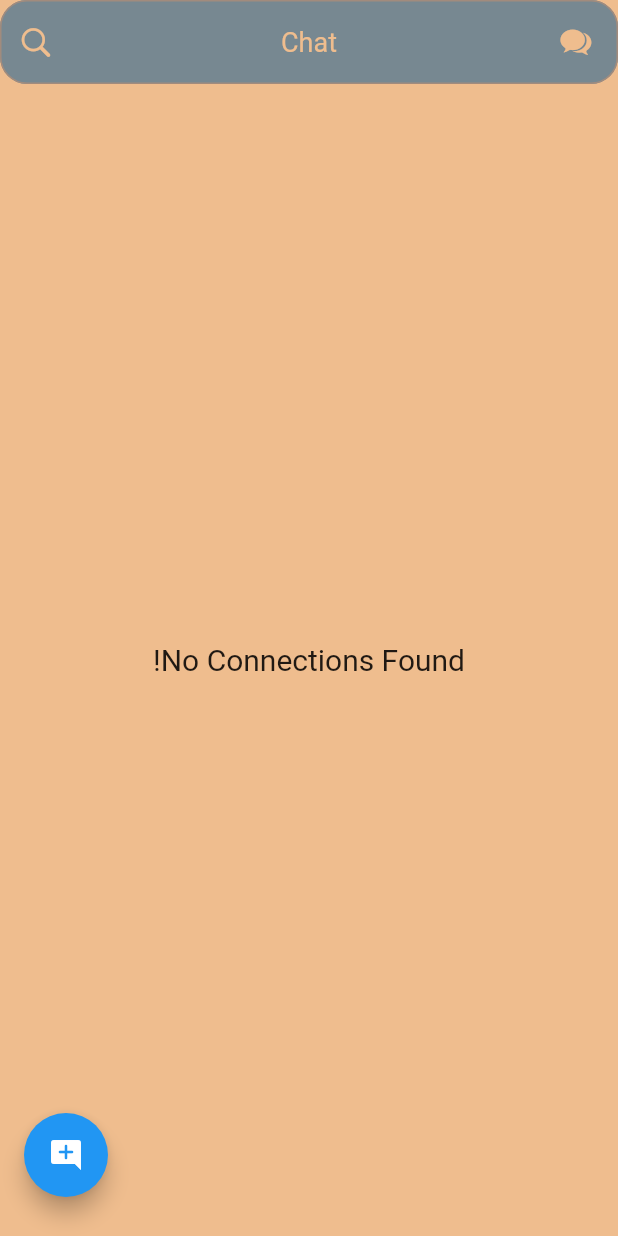
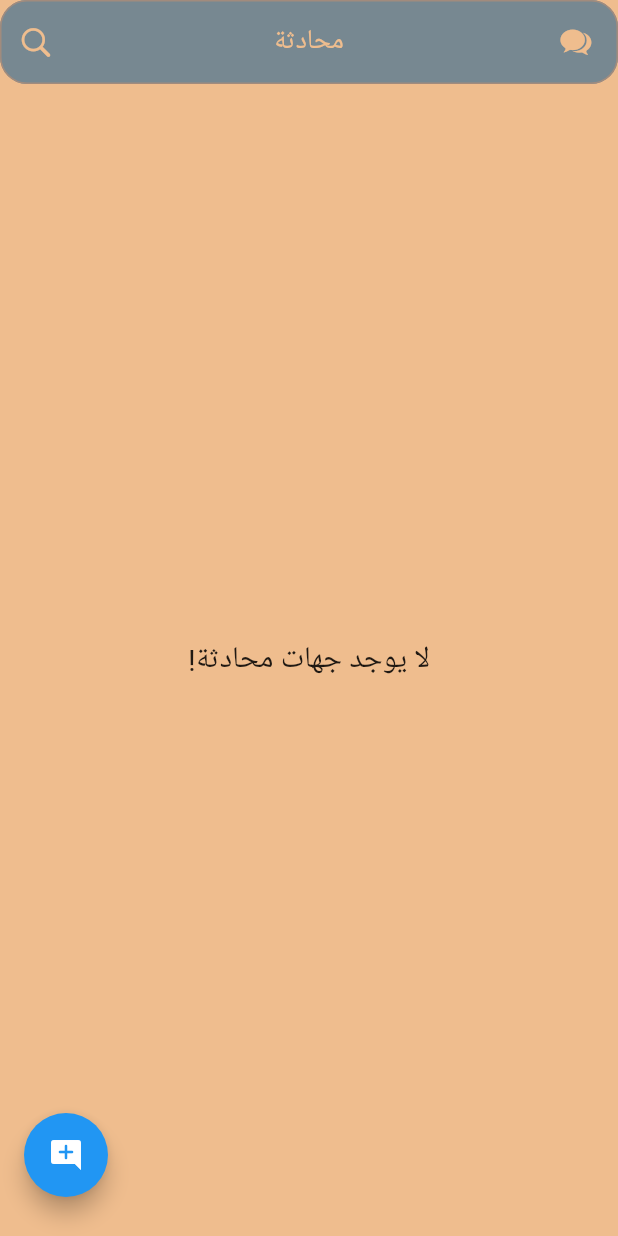
Before and after one commit to osamaOmran1917/Find-Me, a Flutter app: the HomeScreen screen opened by its route, after a tap on an icon or button, on a phone screen of 412 x 824 dp. Run offline on Flutter 3.47's test engine with Material 2 defaults, Android fonts, the light colour scheme and no system bars; our stand-ins replace cached_network_image, calendar_timeline, cloud_firestore, firebase_auth, firebase_core, firebase_storage and 4 more; missing offline and left inert: flutter_animator; accounts and stored records are empty; generated files the repository leaves out were written again; network calls fail.

Commit message:
Chat Translated ✔

```diff
--- a/lib/l10n/app_ar.arb
+++ b/lib/l10n/app_ar.arb
@@ -146,5 +146,9 @@
     "howToUseFindMe": "كيفية استخدام فايند مِي",
     "whoAreWe": "من نكون؟",
     "needHelp": "تحتاج مساعدة؟",
-    "wannaLogOut": "تريد تسجيل الخروج؟"
+    "wannaLogOut": "تريد تسجيل الخروج؟",
+    "nameEmailEtc": "اسم، بريد، ...",
+    "noConnectionsFound": "لا يوجد جهات محادثة!",
+    "findMeUser": "مستخدم فايندمِي",
+    "typeAMessage": "اكتب رسالة..."
 }
--- a/lib/l10n/app_en.arb
+++ b/lib/l10n/app_en.arb
@@ -146,5 +146,9 @@
     "howToUseFindMe": "How to use Find Me",
     "whoAreWe": "Who are we?",
     "needHelp": "Need help?",
-    "wannaLogOut": "Wanna log out?"
+    "wannaLogOut": "Wanna log out?",
+    "nameEmailEtc": "Name, Email, ...",
+    "noConnectionsFound": "No Connections Found!",
+    "findMeUser": "Find Me User",
+    "typeAMessage": "type a message..."
 }
--- a/lib/ui/home/home_screen.dart
+++ b/lib/ui/home/home_screen.dart
@@ -126,24 +126,7 @@ class _HomeScreenState extends BaseState<HomeScreen, HomeViewModel>
           ],
         ),
         body: tabs[HomeScreen.selectedIndex],
-        bottomNavigationBar: /*AnimatedBottomNavigationBar(
-        icons: [CupertinoIcons.home,
-          CupertinoIcons.chat_bubble_text_fill,
-          CupertinoIcons.person_alt,
-          CupertinoIcons.bell_fill,
-          CupertinoIcons.settings
-        ],
-        activeIndex: HomeScreen.selectedIndex,
-        gapLocation: GapLocation.center,
-        notchSmoothness: NotchSmoothness.verySmoothEdge,
-        onTap: (index) {
-          onTabClicked(index);
-          setState(() {});
-        },
-        backgroundColor: Colors.blue,
-
-      )*/
-            BottomNavigationBar(
+        bottomNavigationBar: BottomNavigationBar(
             currentIndex: HomeScreen.selectedIndex,
             onTap: (index) {
               onTabClicked(index);
--- a/lib/ui/home/home_tab/chat/chats_screen.dart
+++ b/lib/ui/home/home_tab/chat/chats_screen.dart
@@ -39,7 +39,7 @@ class _ChatsScreenState extends State<ChatsScreen> {
                 ? TextField(
               decoration: InputDecoration(
                 border: InputBorder.none,
-                hintText: 'Name, Email, ...',
+                      hintText: AppLocalizations.of(context)!.nameEmailEtc,
                       hintStyle: TextStyle(color: Colors.white),
                     ),
               autofocus: true,
@@ -52,7 +52,9 @@ class _ChatsScreenState extends State<ChatsScreen> {
                       i.phoneNumber!
                           .toLowerCase()
                                 .contains(val.toLowerCase()) ||
-                      i.email!.toLowerCase().contains(val.toLowerCase())) {
+                            i.email!
+                                .toLowerCase()
+                                .contains(val.toLowerCase())) {
                           _searchList.add(i);
                         }
                         setState(() {
@@ -61,7 +63,7 @@ class _ChatsScreenState extends State<ChatsScreen> {
                       }
                     },
                   )
-                : Text('Chat'),
+                : Text(AppLocalizations.of(context)!.chat),
             actions: [
               IconButton(
                   onPressed: () {
@@ -114,7 +116,7 @@ class _ChatsScreenState extends State<ChatsScreen> {
                     } else {
                       return Center(
                           child: Text(
-                            'No Connections Found!',
+                            AppLocalizations.of(context)!.noConnectionsFound,
                         style: TextStyle(fontSize: 20),
                       ));
                     }
--- a/pubspec.yaml
+++ b/pubspec.yaml
@@ -54,10 +54,7 @@ dependencies:
   google_sign_in: ^5.4.4
   firebase_analytics: ^10.1.1
   cached_network_image: ^3.2.3
-  firebase_ml_model_downloader: ^0.2.0+11
   calendar_timeline: ^1.1.1
-  animated_bottom_navigation_bar: ^1.1.0+1
-
 
 dev_dependencies:
   flutter_test:
```
Also changed, not shown: lib/ui/home/home_tab/chat/chat_room.dart (+12 -6 lines), pubspec.lock. Lines whose indentation alone changed are shown as unchanged.
